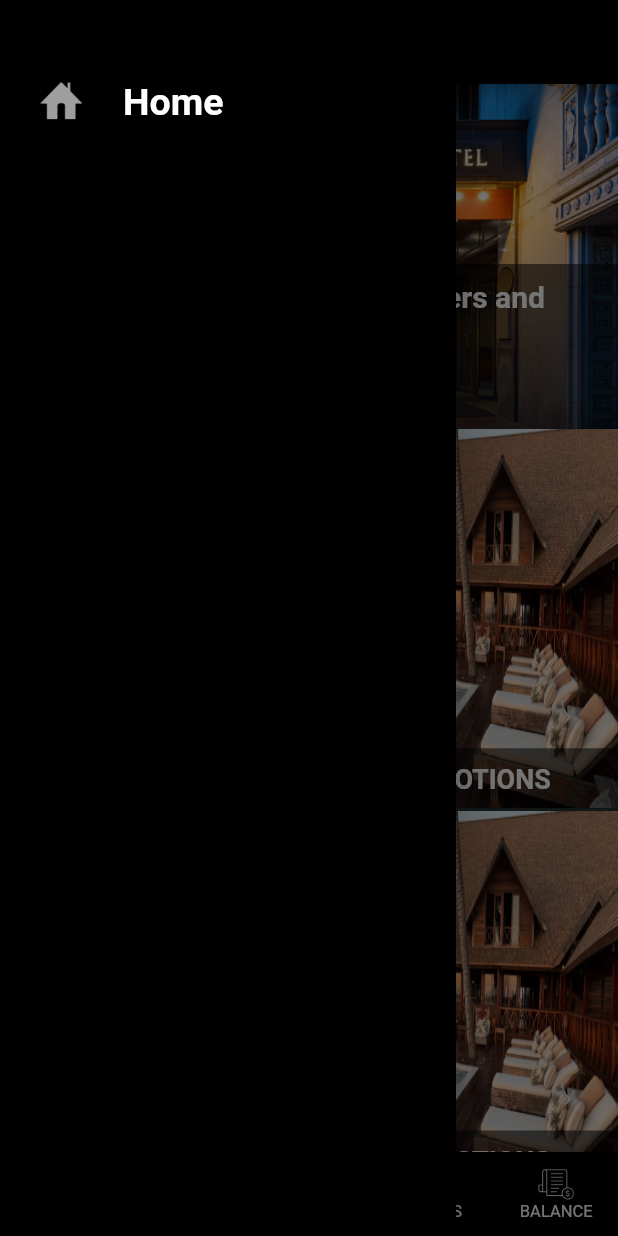
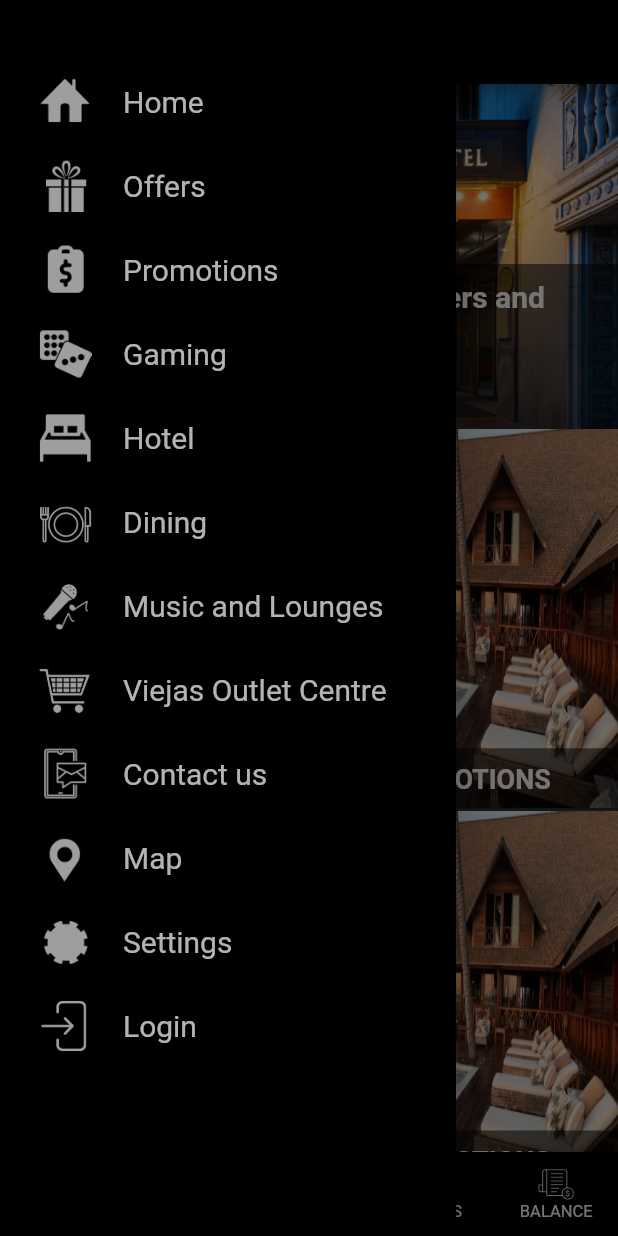
Before and after one commit to NavakanthQlx/myViejas, a Flutter app: the screen it shows after launch, with the side drawer open, on a phone screen of 412 x 824 dp. Run offline on Flutter 3.47's test engine with Material 2 defaults, Android fonts, the phone set to English and light mode, and no system bars; our stand-ins replace webview_flutter.

Commit message:
sidemenu designs done

```diff
--- a/viejas/lib/main.dart
+++ b/viejas/lib/main.dart
@@ -136,25 +136,38 @@ class Sidemenu extends StatelessWidget {
           child: Column(
             mainAxisAlignment: MainAxisAlignment.start,
             children: [
-              ListTile(
-                onTap: () {},
-                leading: ImageIcon(
-                  AssetImage("images/Home.png"),
-                  color: Colors.grey,
-                  size: 30,
-                ),
-                title: Text(
-                  'Home',
-                  style: TextStyle(
-                      color: Colors.white,
-                      fontWeight: FontWeight.bold,
-                      fontSize: 25),
-                ),
-              )
+              _buildSideMenuRow('Home.png', 'Home'),
+              _buildSideMenuRow('Offers.png', 'Offers'),
+              _buildSideMenuRow('Promotions.png', 'Promotions'),
+              _buildSideMenuRow('Gaming.png', 'Gaming'),
+              _buildSideMenuRow('Hotel.png', 'Hotel'),
+              _buildSideMenuRow('Dining.png', 'Dining'),
+              _buildSideMenuRow('Music.png', 'Music and Lounges'),
+              _buildSideMenuRow('Cart.png', 'Viejas Outlet Centre'),
+              _buildSideMenuRow('Contactus.png', 'Contact us'),
+              _buildSideMenuRow('Map.png', 'Map'),
+              _buildSideMenuRow('Settings.png', 'Settings'),
+              _buildSideMenuRow('Login.png', 'Login'),
             ],
           ),
         ),
       ),
     );
   }
+
+  ListTile _buildSideMenuRow(String imageName, String title) {
+    return ListTile(
+      onTap: () {},
+      leading: ImageIcon(
+        AssetImage("images/$imageName"),
+        color: Colors.grey,
+        size: 35,
+      ),
+      title: Text(
+        title,
+        style: TextStyle(
+            color: Colors.white70, fontWeight: FontWeight.normal, fontSize: 20),
+      ),
+    );
+  }
 }
--- a/viejas/lib/screens/HomeScreen.dart
+++ b/viejas/lib/screens/HomeScreen.dart
@@ -1,6 +1,5 @@
 import 'package:flutter/material.dart';
 import 'package:viejas/screens/CommonDetail.dart';
-import 'package:viejas/screens/WebViewScreen.dart';
 
 class HomeScreen extends StatefulWidget {
   const HomeScreen({Key? key}) : super(key: key);
@@ -32,6 +31,7 @@ class _HomeScreenState extends State<HomeScreen> {
     ]);
   }
 
+  // ignore: unused_element
   Row _buildLoginView() {
     return Row(
       mainAxisAlignment: MainAxisAlignment.spaceBetween,
```
